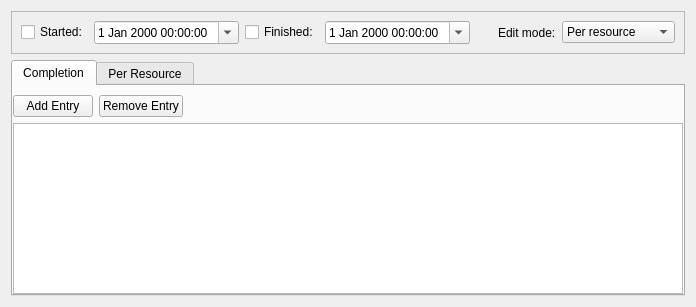
Qt form src/libs/ui/kpttaskprogresspanelbase.ui (KDE/calligraplan) before a commit.
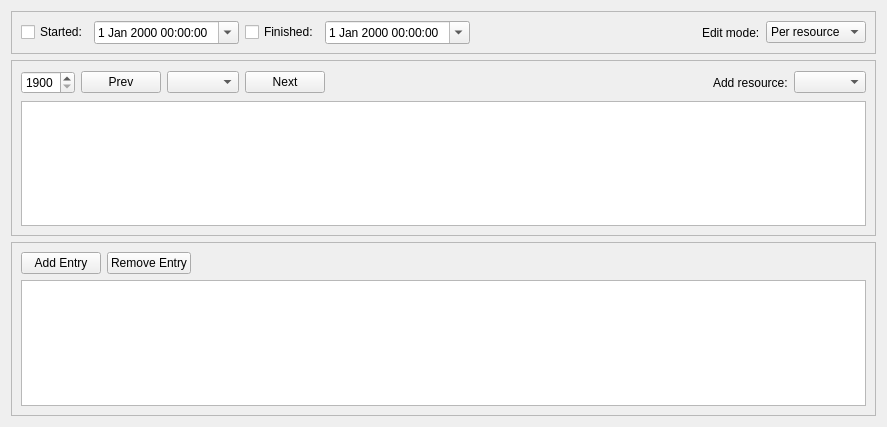
The same form after that commit. The open tabs and pages were chosen to show the change. Icons and pictures are not drawn. Custom widgets are drawn as their Qt base class.

The edit to the form file:
```diff
--- a/src/libs/ui/kpttaskprogresspanelbase.ui
+++ b/src/libs/ui/kpttaskprogresspanelbase.ui
@@ -7,11 +7,11 @@
    <rect>
     <x>0</x>
     <y>0</y>
-    <width>696</width>
-    <height>307</height>
+    <width>887</width>
+    <height>427</height>
    </rect>
   </property>
-  <layout class="QVBoxLayout" name="verticalLayout_2">
+  <layout class="QVBoxLayout" name="verticalLayout_3">
    <item>
     <widget class="QFrame" name="frame">
      <property name="frameShape">
@@ -87,116 +87,20 @@
           <string>Per task</string>
          </property>
         </item>
-        <item>
-         <property name="text">
-          <string>Calculate effort</string>
-         </property>
-        </item>
        </widget>
       </item>
      </layout>
     </widget>
    </item>
    <item>
-    <widget class="QTabWidget" name="tabWidget">
-     <property name="currentIndex">
-      <number>1</number>
-     </property>
-     <widget class="QWidget" name="completionTab">
-      <attribute name="title">
-       <string>Completion</string>
-      </attribute>
-      <layout class="QVBoxLayout" name="verticalLayout_3">
-       <property name="leftMargin">
-        <number>0</number>
-       </property>
-       <property name="rightMargin">
-        <number>0</number>
-       </property>
-       <property name="bottomMargin">
-        <number>0</number>
-       </property>
-       <item>
-        <widget class="QFrame" name="performedGroup">
+    <widget class="QFrame" name="ui_resourceFrame">
          <property name="frameShape">
-          <enum>QFrame::NoFrame</enum>
+      <enum>QFrame::StyledPanel</enum>
          </property>
          <property name="frameShadow">
           <enum>QFrame::Raised</enum>
          </property>
-         <layout class="QVBoxLayout" name="verticalLayout">
-          <property name="leftMargin">
-           <number>0</number>
-          </property>
-          <property name="topMargin">
-           <number>0</number>
-          </property>
-          <property name="rightMargin">
-           <number>0</number>
-          </property>
-          <property name="bottomMargin">
-           <number>0</number>
-          </property>
-          <item>
-           <layout class="QHBoxLayout" name="horizontalLayout">
-            <item>
-             <widget class="QPushButton" name="addEntryBtn">
-              <property name="text">
-               <string>Add Entry</string>
-              </property>
-             </widget>
-            </item>
-            <item>
-             <widget class="QPushButton" name="removeEntryBtn">
-              <property name="text">
-               <string>Remove Entry</string>
-              </property>
-             </widget>
-            </item>
-            <item>
-             <spacer>
-              <property name="orientation">
-               <enum>Qt::Horizontal</enum>
-              </property>
-              <property name="sizeHint" stdset="0">
-               <size>
-                <width>40</width>
-                <height>20</height>
-               </size>
-              </property>
-             </spacer>
-            </item>
-           </layout>
-          </item>
-          <item>
-           <widget class="CompletionEntryEditor" name="entryTable">
-            <property name="tabKeyNavigation">
-             <bool>false</bool>
-            </property>
-           </widget>
-          </item>
-         </layout>
-        </widget>
-       </item>
-      </layout>
-     </widget>
-     <widget class="QWidget" name="usedEffortTab">
-      <attribute name="title">
-       <string>Per Resource</string>
-      </attribute>
-      <layout class="QVBoxLayout">
-       <property name="leftMargin">
-        <number>0</number>
-       </property>
-       <property name="topMargin">
-        <number>4</number>
-       </property>
-       <property name="rightMargin">
-        <number>0</number>
-       </property>
-       <property name="bottomMargin">
-        <number>0</number>
-       </property>
+     <layout class="QVBoxLayout" name="verticalLayout_2">
        <item>
         <layout class="QHBoxLayout">
          <property name="leftMargin">
@@ -226,6 +130,10 @@
            <property name="text">
             <string>Prev</string>
            </property>
+          <property name="icon">
+           <iconset theme="go-previous">
+            <normaloff>.</normaloff>.</iconset>
+          </property>
           </widget>
          </item>
          <item>
@@ -236,6 +144,10 @@
            <property name="text">
             <string>Next</string>
            </property>
+          <property name="icon">
+           <iconset theme="go-next">
+            <normaloff>.</normaloff>.</iconset>
+          </property>
           </widget>
          </item>
          <item>
@@ -252,16 +164,25 @@
           </spacer>
          </item>
          <item>
-          <widget class="QPushButton" name="addResource">
+         <widget class="QLabel" name="label_2">
            <property name="text">
-            <string>Add Resource...</string>
+           <string>Add resource:</string>
            </property>
           </widget>
          </item>
+        <item>
+         <widget class="QComboBox" name="ui_resourceCombo"/>
+        </item>
         </layout>
        </item>
        <item>
         <widget class="UsedEffortEditor" name="resourceTable">
+        <property name="sizePolicy">
+         <sizepolicy hsizetype="MinimumExpanding" vsizetype="Expanding">
+          <horstretch>0</horstretch>
+          <verstretch>0</verstretch>
+         </sizepolicy>
+        </property>
          <property name="tabKeyNavigation">
           <bool>false</bool>
          </property>
@@ -269,6 +190,75 @@
        </item>
       </layout>
      </widget>
+   </item>
+   <item>
+    <widget class="QFrame" name="ui_entryFrame">
+     <property name="frameShape">
+      <enum>QFrame::StyledPanel</enum>
+     </property>
+     <property name="frameShadow">
+      <enum>QFrame::Raised</enum>
+     </property>
+     <layout class="QVBoxLayout" name="verticalLayout">
+      <item>
+       <layout class="QHBoxLayout" name="horizontalLayout">
+        <item>
+         <widget class="QPushButton" name="addEntryBtn">
+          <property name="text">
+           <string>Add Entry</string>
+          </property>
+          <property name="icon">
+           <iconset theme="list-add">
+            <normaloff>.</normaloff>.</iconset>
+          </property>
+         </widget>
+        </item>
+        <item>
+         <widget class="QPushButton" name="removeEntryBtn">
+          <property name="text">
+           <string>Remove Entry</string>
+          </property>
+          <property name="icon">
+           <iconset theme="list-remove">
+            <normaloff>.</normaloff>.</iconset>
+          </property>
+         </widget>
+        </item>
+        <item>
+         <spacer>
+          <property name="orientation">
+           <enum>Qt::Horizontal</enum>
+          </property>
+          <property name="sizeHint" stdset="0">
+           <size>
+            <width>40</width>
+            <height>20</height>
+           </size>
+          </property>
+         </spacer>
+        </item>
+       </layout>
+      </item>
+      <item>
+       <widget class="CompletionEntryEditor" name="entryTable">
+        <property name="sizePolicy">
+         <sizepolicy hsizetype="Expanding" vsizetype="Expanding">
+          <horstretch>0</horstretch>
+          <verstretch>0</verstretch>
+         </sizepolicy>
+        </property>
+        <property name="minimumSize">
+         <size>
+          <width>0</width>
+          <height>100</height>
+         </size>
+        </property>
+        <property name="tabKeyNavigation">
+         <bool>false</bool>
+        </property>
+       </widget>
+      </item>
+     </layout>
     </widget>
    </item>
   </layout>
```
Left out of the diff: 4 changed lines with no effect on the pictures. Lines whose indentation alone changed are shown as unchanged.
